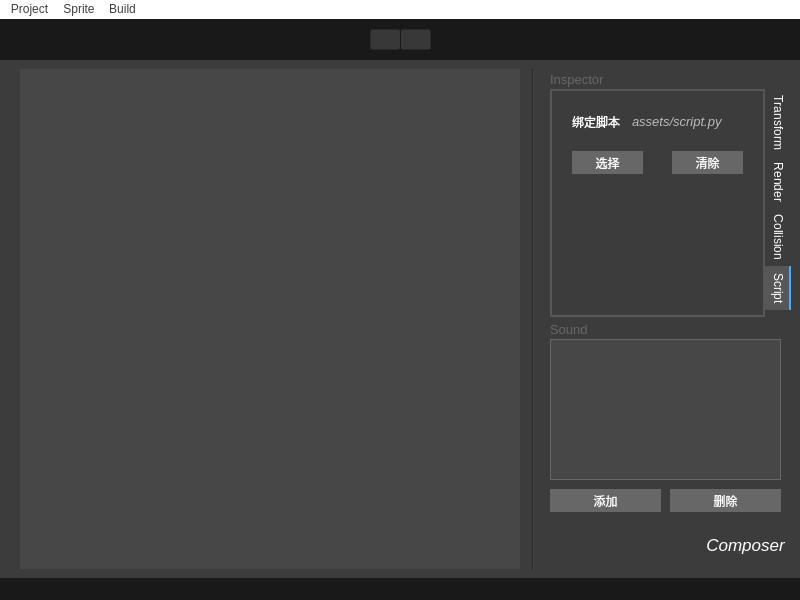
Above: src/composer/gui/composer.ui from limBuddies/GING before the change. Below: the same form after it.
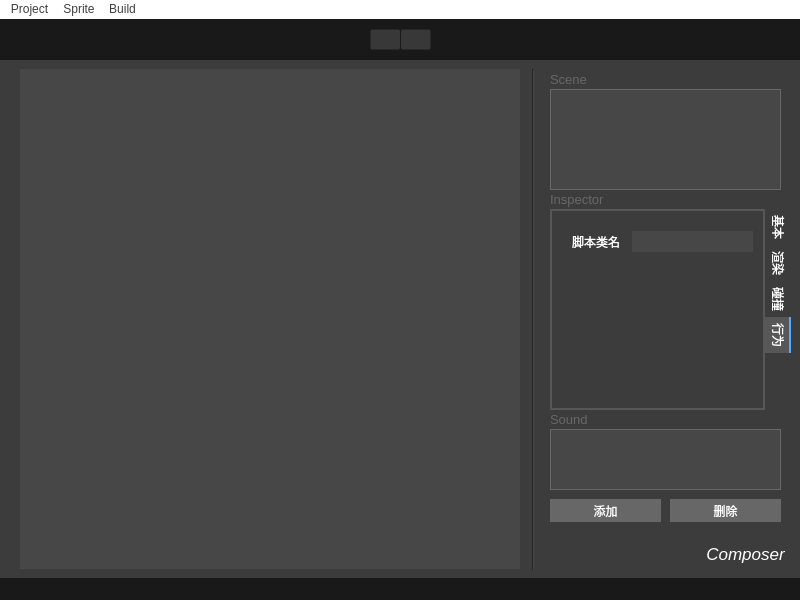
That is the form after the change. The open tabs and pages were chosen to show the change. Icons and pictures are not drawn.

Commit message: add: Basic edit features for Composer

```diff
--- a/src/composer/gui/composer.ui
+++ b/src/composer/gui/composer.ui
@@ -66,6 +66,14 @@
 background-color: rgb(71, 71, 71);
 border: 0px solid transparent;</string>
     </property>
+    <property name="sceneRect">
+     <rectf>
+      <x>0.000000000000000</x>
+      <y>0.000000000000000</y>
+      <width>500.000000000000000</width>
+      <height>500.000000000000000</height>
+     </rectf>
+    </property>
    </widget>
    <widget class="Line" name="line">
     <property name="geometry">
@@ -144,7 +152,7 @@
     <property name="geometry">
      <rect>
       <x>670</x>
-      <y>511</y>
+      <y>520</y>
       <width>31</width>
       <height>31</height>
      </rect>
@@ -163,7 +171,7 @@
     <property name="geometry">
      <rect>
       <x>690</x>
-      <y>510</y>
+      <y>519</y>
       <width>111</width>
       <height>31</height>
      </rect>
@@ -191,9 +199,9 @@
     <property name="geometry">
      <rect>
       <x>550</x>
-      <y>70</y>
+      <y>190</y>
       <width>241</width>
-      <height>228</height>
+      <height>201</height>
      </rect>
     </property>
     <property name="styleSheet">
@@ -220,11 +228,11 @@
      <enum>QTabWidget::Rounded</enum>
     </property>
     <property name="currentIndex">
-     <number>0</number>
+     <number>3</number>
     </property>
     <widget class="QWidget" name="transformTab">
      <attribute name="title">
-      <string>Transform</string>
+      <string>基本</string>
      </attribute>
      <widget class="QDoubleSpinBox" name="xPosSpin">
       <property name="geometry">
@@ -240,6 +248,12 @@
 background-color: rgb(71, 71, 71);
 border: 0px solid transparent;</string>
       </property>
+      <property name="minimum">
+       <double>-1000.000000000000000</double>
+      </property>
+      <property name="maximum">
+       <double>1000.000000000000000</double>
+      </property>
      </widget>
      <widget class="QLabel" name="label">
       <property name="geometry">
@@ -293,6 +307,12 @@
 background-color: rgb(71, 71, 71);
 border: 0px solid transparent;</string>
       </property>
+      <property name="minimum">
+       <double>-1000.000000000000000</double>
+      </property>
+      <property name="maximum">
+       <double>1000.000000000000000</double>
+      </property>
      </widget>
      <widget class="QLabel" name="label_17">
       <property name="geometry">
@@ -337,7 +357,7 @@
     </widget>
     <widget class="QWidget" name="renderTab">
      <attribute name="title">
-      <string>Render</string>
+      <string>渲染</string>
      </attribute>
      <widget class="QSpinBox" name="layerSpin">
       <property name="geometry">
@@ -444,7 +464,7 @@
     </widget>
     <widget class="QWidget" name="collisionTab">
      <attribute name="title">
-      <string>Collision</string>
+      <string>碰撞</string>
      </attribute>
      <widget class="QLabel" name="label_11">
       <property name="geometry">
@@ -530,6 +550,9 @@
 background-color: rgb(71, 71, 71);
 border: 0px solid transparent;</string>
       </property>
+      <property name="maximum">
+       <double>1000.000000000000000</double>
+      </property>
      </widget>
      <widget class="QDoubleSpinBox" name="yCollisionSpin">
       <property name="geometry">
@@ -545,11 +568,14 @@
 background-color: rgb(71, 71, 71);
 border: 0px solid transparent;</string>
       </property>
+      <property name="maximum">
+       <double>1000.000000000000000</double>
+      </property>
      </widget>
     </widget>
     <widget class="QWidget" name="scriptTab">
      <attribute name="title">
-      <string>Script</string>
+      <string>行为</string>
      </attribute>
      <widget class="QLabel" name="label_15">
       <property name="geometry">
@@ -564,83 +590,25 @@
        <string notr="true">color: rgb(255, 255, 255);</string>
       </property>
       <property name="text">
-       <string>绑定脚本</string>
+       <string>脚本类名</string>
       </property>
       <property name="alignment">
        <set>Qt::AlignLeading|Qt::AlignLeft|Qt::AlignVCenter</set>
       </property>
      </widget>
-     <widget class="QLabel" name="scriptName">
+     <widget class="QLineEdit" name="className">
       <property name="geometry">
        <rect>
         <x>80</x>
         <y>20</y>
         <width>121</width>
-        <height>20</height>
+        <height>21</height>
        </rect>
       </property>
-      <property name="font">
-       <font>
-        <pointsize>10</pointsize>
-        <italic>true</italic>
-       </font>
-      </property>
       <property name="styleSheet">
-       <string notr="true">color: #bbbbbb;</string>
-      </property>
-      <property name="text">
-       <string>assets/script.py</string>
-      </property>
-      <property name="alignment">
-       <set>Qt::AlignLeading|Qt::AlignLeft|Qt::AlignVCenter</set>
-      </property>
-     </widget>
-     <widget class="QPushButton" name="selectScriptBtn">
-      <property name="geometry">
-       <rect>
-        <x>20</x>
-        <y>60</y>
-        <width>71</width>
-        <height>23</height>
-       </rect>
-      </property>
-      <property name="styleSheet">
-       <string notr="true">QPushButton{
-	color: rgb(255, 255, 255);
-	background-color: rgb(103, 103, 103);
-	border: 0px solid transparent;
-}
-
-QPushButton:pressed{
-	background-color:rgb(83, 83, 83);
-}</string>
-      </property>
-      <property name="text">
-       <string>选择</string>
-      </property>
-     </widget>
-     <widget class="QPushButton" name="delScriptBtn">
-      <property name="geometry">
-       <rect>
-        <x>120</x>
-        <y>60</y>
-        <width>71</width>
-        <height>23</height>
-       </rect>
-      </property>
-      <property name="styleSheet">
-       <string notr="true">QPushButton{
-	color: rgb(255, 255, 255);
-	background-color: rgb(103, 103, 103);
-	border: 0px solid transparent;
-}
-
-QPushButton:pressed{
-	background-color:rgb(83, 83, 83);
-}</string>
-      </property>
-      <property name="text">
-       <string>清除</string>
+       <string notr="true">color: rgb(255, 255, 255);
+background-color: rgb(71, 71, 71);
+border: 0px solid transparent;</string>
       </property>
      </widget>
     </widget>
@@ -649,7 +617,7 @@
     <property name="geometry">
      <rect>
       <x>550</x>
-      <y>50</y>
+      <y>170</y>
       <width>71</width>
       <height>21</height>
      </rect>
@@ -670,7 +638,7 @@
     <property name="geometry">
      <rect>
       <x>550</x>
-      <y>300</y>
+      <y>390</y>
       <width>71</width>
       <height>21</height>
      </rect>
@@ -691,9 +659,9 @@
     <property name="geometry">
      <rect>
       <x>550</x>
-      <y>320</y>
+      <y>410</y>
       <width>231</width>
-      <height>141</height>
+      <height>61</height>
      </rect>
     </property>
     <property name="styleSheet">
@@ -707,7 +675,7 @@
     <property name="geometry">
      <rect>
       <x>550</x>
-      <y>470</y>
+      <y>480</y>
       <width>111</width>
       <height>23</height>
      </rect>
@@ -731,7 +699,7 @@
     <property name="geometry">
      <rect>
       <x>670</x>
-      <y>470</y>
+      <y>480</y>
       <width>111</width>
       <height>23</height>
      </rect>
@@ -751,19 +719,58 @@
      <string>删除</string>
     </property>
    </widget>
+   <widget class="QListWidget" name="spriteList">
+    <property name="geometry">
+     <rect>
+      <x>550</x>
+      <y>70</y>
+      <width>231</width>
+      <height>101</height>
+     </rect>
+    </property>
+    <property name="styleSheet">
+     <string notr="true">color: white;
+border: 1px solid #676767;
+background: #474747;
+padding: 5px;</string>
+    </property>
+   </widget>
+   <widget class="QLabel" name="label_7">
+    <property name="geometry">
+     <rect>
+      <x>550</x>
+      <y>50</y>
+      <width>71</width>
+      <height>21</height>
+     </rect>
+    </property>
+    <property name="font">
+     <font>
+      <pointsize>10</pointsize>
+     </font>
+    </property>
+    <property name="styleSheet">
+     <string notr="true">color: #676767;</string>
+    </property>
+    <property name="text">
+     <string>Scene</string>
+    </property>
+   </widget>
+   <zorder>label_5</zorder>
    <zorder>line</zorder>
+   <zorder>label_7</zorder>
    <zorder>label_6</zorder>
    <zorder>label_3</zorder>
-   <zorder>label_5</zorder>
    <zorder>label_14</zorder>
    <zorder>sceneView</zorder>
    <zorder>runDebugBtn</zorder>
    <zorder>stopDebugBtn</zorder>
-   <zorder>label_4</zorder>
    <zorder>tabWidget</zorder>
    <zorder>soundList</zorder>
    <zorder>addSound</zorder>
    <zorder>delSound</zorder>
+   <zorder>spriteList</zorder>
+   <zorder>label_4</zorder>
   </widget>
   <widget class="QMenuBar" name="menubar">
    <property name="geometry">
@@ -800,6 +807,7 @@
     </property>
     <addaction name="actionAdd_Sprite"/>
     <addaction name="actionAdd_Text"/>
+    <addaction name="actionNew_Sprite"/>
    </widget>
    <addaction name="menuProject"/>
    <addaction name="menuSprite"/>
@@ -851,6 +859,11 @@
     <string>Build Binary</string>
    </property>
   </action>
+  <action name="actionNew_Sprite">
+   <property name="text">
+    <string>New Sprite</string>
+   </property>
+  </action>
  </widget>
  <resources>
   <include location="composer.qrc"/>
```
The commit also changes 4 other files.
